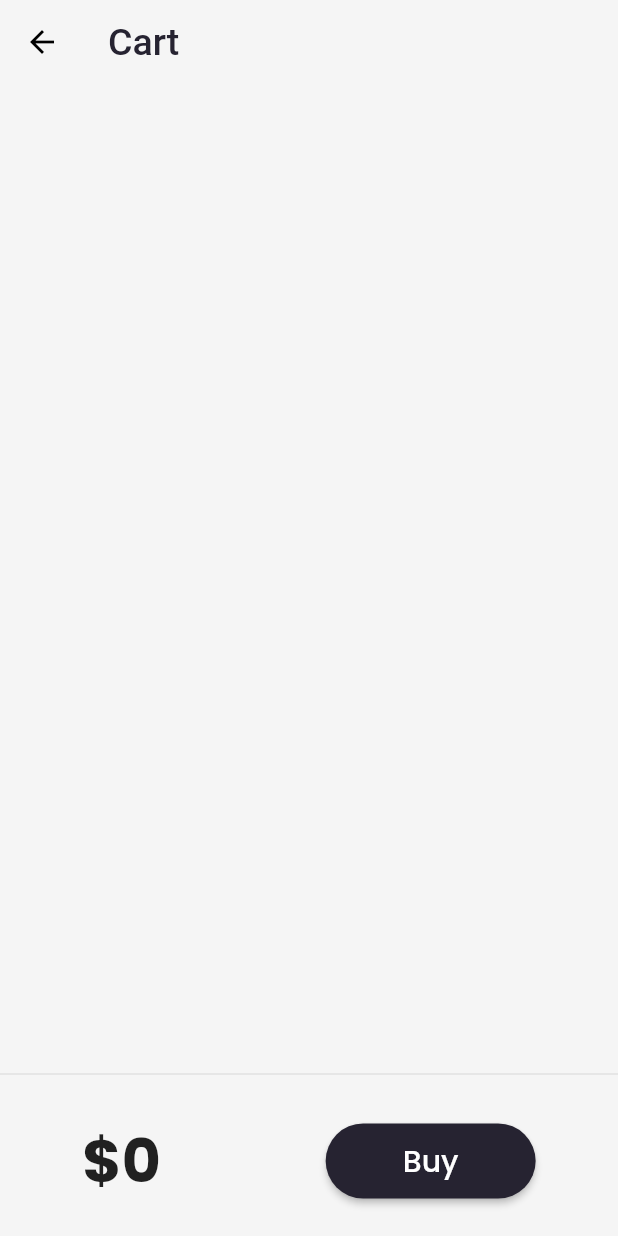
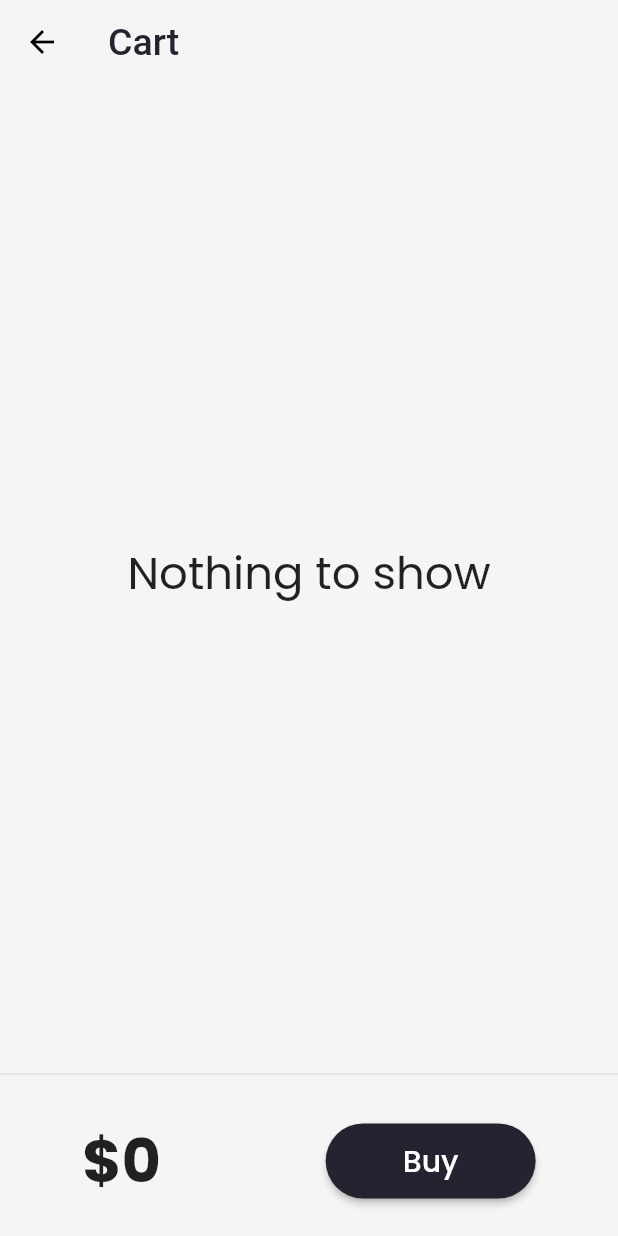
Before and after one commit to SajjadAli9470/letfirst, a Flutter app: the screen it shows after launch, after a tap on an icon or button, on a phone screen of 412 x 824 dp. Run offline on Flutter 3.47's test engine with Material 2 defaults, Android fonts, the phone set to English and light mode, and no system bars; drawn by our look-alikes of velocity_x; our stand-ins replace google_fonts; network calls fail.

Commit message:
Alhamdullillah error removed

```diff
--- /dev/null
+++ b/firstproject/lib/core/store.dart
@@ -0,0 +1,14 @@
+import 'package:firstproject/models/cart.dart';
+import 'package:firstproject/models/catalog.dart';
+import 'package:velocity_x/velocity_x.dart';
+
+class MyStore extends VxStore {
+  CatalogModel catalog = CatalogModel();
+  CartModel cart = CartModel();
+
+  MyStore() {
+    catalog = CatalogModel();
+    cart = CartModel();
+    cart.catalog = catalog;
+  }
+}
--- a/firstproject/lib/main.dart
+++ b/firstproject/lib/main.dart
@@ -5,12 +5,19 @@ import 'package:firstproject/pages/login_page.dart';
 import 'package:firstproject/utils/routes.dart';
 import 'package:firstproject/widgets/themes.dart';
 import 'package:flutter/material.dart';
-import 'package:google_fonts/google_fonts.dart';
-// ignore: unused_import
 import 'package:firstproject/pages/home_page.dart';
+import 'package:velocity_x/velocity_x.dart';
+
+import 'core/store.dart';
+
+// void main() {
+//   runApp(
+//     MyApp(),
+//   );
+// }
 
 void main() {
-  runApp(MyApp());
+  runApp(VxState(store: MyStore(), child: MyApp()));
 }
 
 // ignore: use_key_in_widget_constructors
--- a/firstproject/lib/models/cart.dart
+++ b/firstproject/lib/models/cart.dart
@@ -1,9 +1,9 @@
 import 'package:firstproject/models/catalog.dart';
 
 class CartModel {
-  static final cartModel = CartModel._internal();
-  CartModel._internal();
-  factory CartModel() => cartModel;
+  // static final cartModel = CartModel._internal();
+  // CartModel._internal();
+  // factory CartModel() => cartModel;
 
   late CatalogModel _catalog;
 
@@ -12,20 +12,21 @@ class CartModel {
   CatalogModel get Catalog => _catalog;
 
   set catalog(CatalogModel newCatalog) {
-    assert(newCatalog != null);
     _catalog = newCatalog;
   }
 
   List<Item> get items => _itemIds.map((id) => _catalog.getById(id)).toList();
 
-  num get totalPrice =>
-      items.fold(0, (total, current) => total + current.price);
+  num totalPrice() => items.fold(0, (total, current) => total + current.price);
 
   void add(Item item) {
     _itemIds.add(item.id);
   }
 
-  void ramove(Item item) {
+  void remove(Item item) {
     _itemIds.remove(item.id);
+    if (totalPrice() > 0) {
+      totalPrice() => totalPrice() - item.price;
+    }
   }
 }
--- a/firstproject/lib/models/catalog.dart
+++ b/firstproject/lib/models/catalog.dart
@@ -1,9 +1,7 @@
-import 'dart:convert';
-
 class CatalogModel {
-  static final catModel = CatalogModel._internal();
-  CatalogModel._internal();
-  factory CatalogModel() => catModel;
+  // static final catModel = CatalogModel._internal();
+  // CatalogModel._internal();
+  // factory CatalogModel() => catModel;
   static List<Item> items = [];
   // get by id
   Item getById(int id) =>
--- a/firstproject/lib/pages/cart_page.dart
+++ b/firstproject/lib/pages/cart_page.dart
@@ -12,7 +12,8 @@ class cartPage extends StatelessWidget {
         backgroundColor: Colors.transparent,
         title: Text(
           "Cart",
-          style: TextStyle(color: Theme.of(context).accentColor, fontSize: 25),
+          style: TextStyle(
+              color: Theme.of(context).colorScheme.secondary, fontSize: 25),
         ),
       ),
       body: Column(
@@ -20,7 +21,7 @@ class cartPage extends StatelessWidget {
           Expanded(
             child: _CartList(),
           ),
-          Divider(),
+          const Divider(),
           _CartTotal(),
         ],
       ),
@@ -40,8 +41,8 @@ class _CartTotal extends StatelessWidget {
         mainAxisAlignment: MainAxisAlignment.spaceAround,
         children: [
           Text(
-            "\$${_cart.totalPrice}",
-            style: TextStyle(
+            "\$${_cart.totalPrice()}",
+            style: const TextStyle(
               fontSize: 40,
               fontWeight: FontWeight.bold,
             ),
@@ -52,7 +53,7 @@ class _CartTotal extends StatelessWidget {
             child: ElevatedButton(
               onPressed: () {
                 ScaffoldMessenger.of(context).showSnackBar(
-                  SnackBar(content: Text("Buying is not Supported yet.")),
+                  const SnackBar(content: Text("Buying is not Supported yet.")),
                 );
               },
               style: ButtonStyle(
@@ -63,7 +64,7 @@ class _CartTotal extends StatelessWidget {
                   )),
               child: const Text(
                 "Buy",
-                style: const TextStyle(fontSize: 20, color: Colors.white),
+                style: TextStyle(fontSize: 20, color: Colors.white),
               ),
             ),
           )
@@ -73,28 +74,32 @@ class _CartTotal extends StatelessWidget {
   }
 }
 
-class _CartList extends StatefulWidget {
-  const _CartList({Key? key}) : super(key: key);
-
-  @override
-  State<_CartList> createState() => _CartListState();
-}
-
-class _CartListState extends State<_CartList> {
+class _CartList extends StatelessWidget {
   final _cart = CartModel();
   @override
   Widget build(BuildContext context) {
-    return ListView.builder(
-      itemCount: _cart.items?.length,
+    return _cart.items.isEmpty
+        ? const Center(
+            child: Text(
+            "Nothing to show",
+            style: TextStyle(
+              fontSize: 30,
+            ),
+          ))
+        : ListView.builder(
+            itemCount: _cart.items.length,
             itemBuilder: (context, index) => ListTile(
-        leading: Icon(Icons.done),
+              leading: const Icon(Icons.done),
               trailing: IconButton(
                 icon: const Icon(Icons.remove_circle_outline),
-          onPressed: () => {},
+                onPressed: () => {
+                  _cart.remove(_cart.items[index]),
+                  // setState(() {})
+                },
               ),
               title: Text(
                 _cart.items[index].name,
-          style: TextStyle(
+                style: const TextStyle(
                   fontSize: 20,
                 ),
               ),
--- a/firstproject/lib/pages/home_page.dart
+++ b/firstproject/lib/pages/home_page.dart
@@ -1,15 +1,12 @@
 // ignore_for_file: must_be_immutable, avoid_unnecessary_containers, use_key_in_widget_constructors
 
 import 'package:firstproject/utils/routes.dart';
-import 'package:firstproject/widgets/themes.dart';
 import 'package:flutter/cupertino.dart';
 import 'package:flutter/material.dart';
 import 'package:flutter/services.dart';
 import '../models/catalog.dart';
-import '../widgets/drawer.dart';
 import '../widgets/home_widget/catalog_header.dart';
 import '../widgets/home_widget/catalog_list.dart';
-import '../widgets/item_widget.dart';
 import 'dart:convert';
 
 class HomePage extends StatefulWidget {
@@ -27,7 +24,7 @@ class _HomePageState extends State<HomePage> {
   }
 
   loadData() async {
-    await Future.delayed(Duration(seconds: 2));
+    await Future.delayed(const Duration(seconds: 2));
     final catalogJson =
         await rootBundle.loadString("assets/files/catalog.json");
     final decodedData = jsonDecode(catalogJson);
@@ -48,22 +45,22 @@ class _HomePageState extends State<HomePage> {
           Navigator.pushNamed(context, MyRoutes.cartRoute),
         },
         backgroundColor: Theme.of(context).buttonColor,
-        child: Icon(
+        child: const Icon(
           CupertinoIcons.cart,
           color: Colors.white,
         ),
       ),
       body: SafeArea(
         child: Container(
-          padding: EdgeInsets.all(16),
+          padding: const EdgeInsets.all(16),
           child: Column(
             crossAxisAlignment: CrossAxisAlignment.start,
             children: [
-              CatalogHeader(),
-              if (CatalogModel.items != null && CatalogModel.items.isNotEmpty)
-                CatalogList()
+              const CatalogHeader(),
+              if (CatalogModel.items.isNotEmpty)
+                const CatalogList()
               else
-                Expanded(
+                const Expanded(
                   child: Center(
                     child: CircularProgressIndicator(),
                   ),
--- a/firstproject/lib/utils/routes.dart
+++ b/firstproject/lib/utils/routes.dart
@@ -1,6 +1,5 @@
 class MyRoutes {
   static String loginRoute = "/login";
-  // ignore: non_constant_identifier_names
   static String homeRoute = "/home";
   static String homeDetailRoute = "/detail";
   static String cartRoute = "/cart";
--- a/firstproject/lib/widgets/drawer.dart
+++ b/firstproject/lib/widgets/drawer.dart
@@ -6,13 +6,13 @@ import 'package:flutter/material.dart';
 class MyDrawer extends StatelessWidget {
   @override
   Widget build(BuildContext context) {
-    final imageUrl =
+    const imageUrl =
         "https://mpng.subpng.com/20180719/let/kisspng-computer-icons-clip-art-man-side-face-5b515793d25650.5221354215320574918616.jpg";
     return Drawer(
         child: Container(
       color: Colors.deepPurple,
       child: ListView(
-        children: [
+        children: const [
           DrawerHeader(
             padding: EdgeInsets.zero,
             child: UserAccountsDrawerHeader(
--- /dev/null
+++ b/firstproject/lib/widgets/home_widget/add_to_cart.dart
@@ -0,0 +1,44 @@
+import 'package:flutter/cupertino.dart';
+import 'package:flutter/material.dart';
+
+import '../../models/cart.dart';
+import '../../models/catalog.dart';
+
+class AddtoCart extends StatelessWidget {
+  final Item catalog;
+  AddtoCart({
+    Key? key,
+    required this.catalog,
+  }) : super(key: key);
+
+
+  final _catalog = CatalogModel();
+  final _cart = CartModel();
+  @override
+  Widget build(BuildContext context) {
+    bool isInCart = _cart.items.contains(catalog);
+    return ElevatedButton(
+        onPressed: () {
+          // if (isInCart == true) {
+          //   isInCart = false;
+          // } else if (isInCart == false) {
+          //   isInCart = true;
+          // }
+          if (!isInCart) {
+            _cart.catalog = _catalog;
+
+            _cart.add(catalog);
+
+            // setState(() {});
+          }
+        },
+        style: ButtonStyle(
+            backgroundColor:
+                MaterialStateProperty.all(Theme.of(context).buttonColor),
+            shape: MaterialStateProperty.all(
+              const StadiumBorder(),
+            )),
+        child:
+            isInCart ? const Icon(Icons.done) : const Icon(CupertinoIcons.cart_badge_plus));
+  }
+}
--- a/firstproject/lib/widgets/home_widget/catalog_header.dart
+++ b/firstproject/lib/widgets/home_widget/catalog_header.dart
@@ -1,7 +1,4 @@
-import 'package:firstproject/widgets/themes.dart';
 import 'package:flutter/material.dart';
-import 'package:flutter/services.dart';
-import 'dart:convert';
 
 class CatalogHeader extends StatelessWidget {
   const CatalogHeader({Key? key}) : super(key: key);
@@ -16,9 +13,9 @@ class CatalogHeader extends StatelessWidget {
           style: TextStyle(
               fontSize: 45,
               fontWeight: FontWeight.bold,
-              color: Theme.of(context).accentColor),
+              color: Theme.of(context).colorScheme.secondary),
         ),
-        Text(
+        const Text(
           "Trending Products",
           style: TextStyle(fontSize: 20),
         )
--- a/firstproject/lib/widgets/home_widget/catalog_image.dart
+++ b/firstproject/lib/widgets/home_widget/catalog_image.dart
@@ -1,7 +1,5 @@
-import 'package:flutter/cupertino.dart';
 import 'package:flutter/material.dart';
 
-import '../../widgets/themes.dart';
 
 class CatalogImage extends StatelessWidget {
   final String image;
@@ -20,8 +18,8 @@ class CatalogImage extends StatelessWidget {
         borderRadius: BorderRadius.circular(10),
         color: Theme.of(context).cardColor,
       ),
-      margin: EdgeInsets.all(7),
-      padding: EdgeInsets.only(top: 8, left: 8, bottom: 8, right: 8),
+      margin: const EdgeInsets.all(7),
+      padding: const EdgeInsets.only(top: 8, left: 8, bottom: 8, right: 8),
     );
   }
 }
--- a/firstproject/lib/widgets/home_widget/catalog_list.dart
+++ b/firstproject/lib/widgets/home_widget/catalog_list.dart
@@ -1,13 +1,8 @@
-import 'dart:convert';
-
-import 'package:firstproject/models/cart.dart';
 import 'package:firstproject/pages/home_page_detail.dart';
-import 'package:firstproject/widgets/themes.dart';
 import 'package:flutter/material.dart';
-import 'package:flutter/services.dart';
 
 import '../../models/catalog.dart';
-import '../../pages/home_page.dart ';
+import 'add_to_cart.dart';
 import 'catalog_image.dart';
 
 class CatalogList extends StatelessWidget {
@@ -17,7 +12,7 @@ class CatalogList extends StatelessWidget {
   Widget build(BuildContext context) {
     return Expanded(
       child: ListView.builder(
-        padding: EdgeInsets.only(top: 10),
+        padding: const EdgeInsets.only(top: 10),
         itemCount: CatalogModel.items.length,
         itemBuilder: (context, index) {
           final catalog = CatalogModel.items[index];
@@ -39,8 +34,7 @@ class CatalogItem extends StatelessWidget {
   final Item catalog;
 
   const CatalogItem({Key? key, required this.catalog})
-      : assert(catalog != null),
-        super(key: key);
+      : super(key: key);
 
   @override
   Widget build(BuildContext context) {
@@ -51,13 +45,13 @@ class CatalogItem extends StatelessWidget {
         // color: MyTheme.creamcolor,
         borderRadius: BorderRadius.circular(10),
       ),
-      padding: EdgeInsets.only(top: 10, left: 10, bottom: 10, right: 10),
+      padding: const EdgeInsets.only(top: 10, left: 10, bottom: 10, right: 10),
       child: Container(
         decoration: BoxDecoration(
           color: Theme.of(context).canvasColor,
           borderRadius: BorderRadius.circular(10),
         ),
-        padding: EdgeInsets.only(top: 5, left: 10, bottom: 5),
+        padding: const EdgeInsets.only(top: 5, left: 10, bottom: 5),
         child: Row(
           children: [
             Hero(
@@ -72,21 +66,21 @@ class CatalogItem extends StatelessWidget {
                   style: TextStyle(
                     fontWeight: FontWeight.bold,
                     fontSize: 18,
-                    color: Theme.of(context).accentColor,
+                    color: Theme.of(context).colorScheme.secondary,
                   ),
                 ),
                 Text(catalog.desc, style: Theme.of(context).textTheme.caption),
                 ButtonBar(
                   alignment: MainAxisAlignment.spaceBetween,
                   buttonPadding:
-                      EdgeInsets.only(left: 0, right: 20, top: 0, bottom: 0),
+                      const EdgeInsets.only(left: 0, right: 20, top: 0, bottom: 0),
                   children: [
                     Text(
                       "\$${catalog.price}",
                       style:
-                          TextStyle(fontWeight: FontWeight.bold, fontSize: 20),
+                          const TextStyle(fontWeight: FontWeight.bold, fontSize: 20),
                     ),
-                    _AddtoCart(
+                    AddtoCart(
                       catalog: catalog,
                     )
                   ],
@@ -99,50 +93,3 @@ class CatalogItem extends StatelessWidget {
     );
   }
 }
-
-class _AddtoCart extends StatefulWidget {
-  final Item catalog;
-  const _AddtoCart({
-    Key? key,
-    required this.catalog,
-  }) : super(key: key);
-
-  @override
-  State<_AddtoCart> createState() => _AddtoCartState();
-}
-
-class _AddtoCartState extends State<_AddtoCart> {
-  bool isAdded = false;
-
-  @override
-  Widget build(BuildContext context) {
-    return ElevatedButton(
-      onPressed: () {
-        if (isAdded == true) {
-          isAdded = false;
-        } else if (isAdded == false) {
-          isAdded = true;
-        }
-        final _catalog = CatalogModel();
-        final _cart = CartModel();
-        _cart.catalog = _catalog;
-
-        _cart.add(widget.catalog);
-
-        setState(() {});
-      },
-      style: ButtonStyle(
-          backgroundColor:
-              MaterialStateProperty.all(Theme.of(context).buttonColor),
-          shape: MaterialStateProperty.all(
-            StadiumBorder(),
-          )),
-      child: isAdded
-          ? Icon(Icons.done)
-          : Text(
-              "Add to Cart",
-              style: TextStyle(color: Colors.white),
-            ),
-    );
-  }
-}
--- a/firstproject/lib/widgets/themes.dart
+++ b/firstproject/lib/widgets/themes.dart
@@ -3,24 +3,29 @@ import 'package:google_fonts/google_fonts.dart';
 
 class MyTheme {
   static ThemeData lightTheme(BuildContext context) => ThemeData(
-      primarySwatch: Colors.deepPurple,
+        colorScheme: ColorScheme.fromSwatch(primarySwatch: Colors.deepPurple)
+            .copyWith(secondary: darkBluishColor),
         brightness: Brightness.light,
         cardColor: creamcolor,
         canvasColor: Colors.white,
         buttonColor: darkBluishColor,
-      accentColor: darkBluishColor,
+        accentColor: Colors.black,
         fontFamily: GoogleFonts.poppins().fontFamily,
         primaryTextTheme: GoogleFonts.latoTextTheme(),
         appBarTheme: AppBarTheme(
           backgroundColor: Colors.white,
           elevation: 0.0,
-        iconTheme: IconThemeData(color: Colors.black),
+          iconTheme: const IconThemeData(color: Colors.black),
           toolbarTextStyle: Theme.of(context).textTheme.bodyText2,
           titleTextStyle: Theme.of(context).textTheme.headline6,
-      ));
+        ),
+      );
   static ThemeData darkTheme(BuildContext context) => ThemeData(
-        primarySwatch: Colors.grey,
+        colorScheme:
+            ColorScheme.fromSwatch(primarySwatch: Colors.grey).copyWith(
+          secondary: Colors.white,
           brightness: Brightness.dark,
+        ),
         cardColor: darkBluishColor,
         canvasColor: Colors.black,
         buttonColor: lightBluishColor,
@@ -30,14 +35,17 @@ class MyTheme {
         appBarTheme: AppBarTheme(
           backgroundColor: Colors.white,
           elevation: 0.0,
-          iconTheme: IconThemeData(color: Color.fromARGB(255, 255, 255, 255)),
+          iconTheme:
+              const IconThemeData(color: Color.fromARGB(255, 255, 255, 255)),
           toolbarTextStyle: Theme.of(context).textTheme.bodyText2,
           titleTextStyle: Theme.of(context).textTheme.headline6,
         ),
+        // colorScheme: ColorScheme.fromSwatch(primarySwatch: Colors.grey)
+        //     .copyWith(secondary: Colors.white),
       );
 
-  static Color creamcolor = Color(0xfff5f5f5);
-  static Color darkcreamcolor = Color.fromARGB(255, 93, 114, 206);
-  static Color darkBluishColor = Color.fromARGB(255, 38, 35, 49);
-  static Color lightBluishColor = Color.fromARGB(255, 109, 127, 207);
+  static Color creamcolor = const Color(0xfff5f5f5);
+  static Color darkcreamcolor = const Color.fromARGB(255, 93, 114, 206);
+  static Color darkBluishColor = const Color.fromARGB(255, 38, 35, 49);
+  static Color lightBluishColor = const Color.fromARGB(255, 109, 127, 207);
 }
--- a/firstproject/pubspec.yaml
+++ b/firstproject/pubspec.yaml
@@ -35,6 +35,7 @@ dependencies:
   # Use with the CupertinoIcons class for iOS style icons.
   cupertino_icons: ^1.0.2
   google_fonts: ^2.3.1
+  velocity_x: ^3.5.1
 
 dev_dependencies:
   flutter_test:
```
Also changed, not shown: firstproject/lib/pages/home_page_detail.dart (+13 -25 lines), firstproject/lib/widgets/item_widget.dart (+3 -4 lines), firstproject/pubspec.lock. Lines whose indentation alone changed are shown as unchanged.
